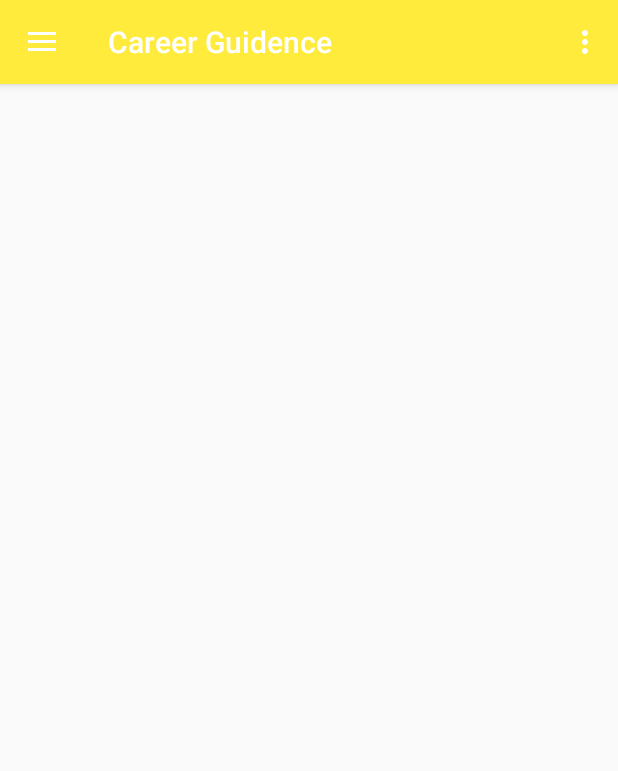
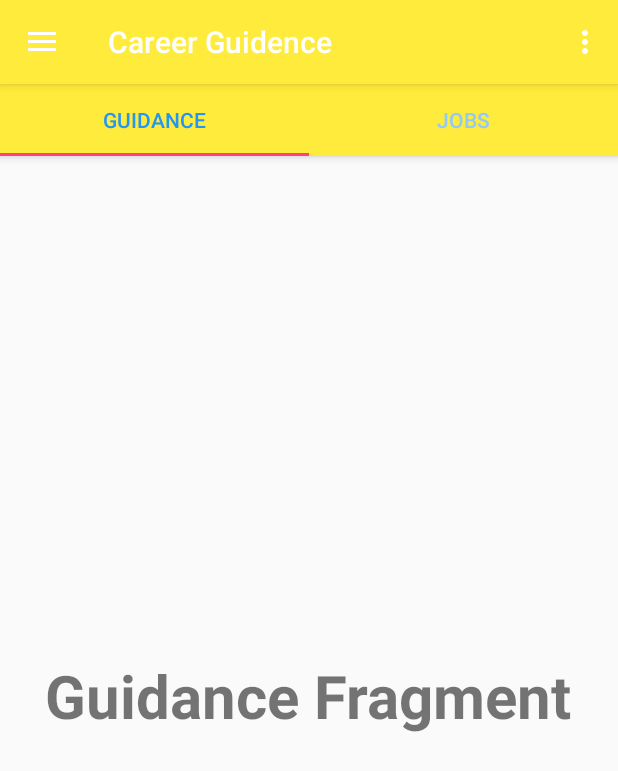
Before and after one commit to SurejaHit/Career_guidance_app, an Android app: the MainActivity screen opened directly, with no data from a screen before it, on a phone screen of 412 x 824 dp. Shown: the top 771 px of the screen. Run offline under Robolectric (Android 15) with nearby library versions, the phone set to English and light mode, and no system bars.

Commit message:
Tab Layout Added

```diff
--- a/app/build.gradle
+++ b/app/build.gradle
@@ -23,6 +23,7 @@ dependencies {
     implementation 'com.android.support:appcompat-v7:26.1.0'
     implementation 'com.android.support:design:26.1.0'
     implementation 'com.android.support.constraint:constraint-layout:1.0.2'
+    implementation 'com.android.support:support-v4:26.1.0'
     testImplementation 'junit:junit:4.12'
     androidTestImplementation 'com.android.support.test:runner:1.0.1'
     androidTestImplementation 'com.android.support.test.espresso:espresso-core:3.0.1'
--- /dev/null
+++ b/app/src/main/java/com/example/surejahit/career_guidance_app/Guidance_Fragment.java
@@ -0,0 +1,30 @@
+package com.example.surejahit.career_guidance_app;
+
+import android.os.Bundle;
+import android.support.v4.app.Fragment;
+import android.view.LayoutInflater;
+import android.view.View;
+import android.view.ViewGroup;
+
+
+
+
+public class Guidance_Fragment extends Fragment{
+
+    public Guidance_Fragment() {
+        // Required empty public constructor
+    }
+
+    @Override
+    public void onCreate(Bundle savedInstanceState) {
+        super.onCreate(savedInstanceState);
+    }
+
+    @Override
+    public View onCreateView(LayoutInflater inflater, ViewGroup container,
+                             Bundle savedInstanceState) {
+        // Inflate the layout for this fragment
+        return inflater.inflate(R.layout.fragment_guidance, container, false);
+    }
+
+}
--- /dev/null
+++ b/app/src/main/java/com/example/surejahit/career_guidance_app/Jobs_Fragment.java
@@ -0,0 +1,26 @@
+package com.example.surejahit.career_guidance_app;
+
+import android.os.Bundle;
+import android.support.v4.app.Fragment;
+import android.view.LayoutInflater;
+import android.view.View;
+import android.view.ViewGroup;
+
+
+
+public class Jobs_Fragment extends Fragment{
+
+
+    @Override
+    public void onCreate(Bundle savedInstanceState) {
+        super.onCreate(savedInstanceState);
+    }
+
+    @Override
+    public View onCreateView(LayoutInflater inflater, ViewGroup container,
+                             Bundle savedInstanceState) {
+        // Inflate the layout for this fragment
+        return inflater.inflate(R.layout.fragment_jobs, container, false);
+    }
+
+}
--- a/app/src/main/java/com/example/surejahit/career_guidance_app/MainActivity.java
+++ b/app/src/main/java/com/example/surejahit/career_guidance_app/MainActivity.java
@@ -3,6 +3,11 @@ package com.example.surejahit.career_guidance_app;
 import android.os.Bundle;
 import android.support.design.widget.FloatingActionButton;
 import android.support.design.widget.Snackbar;
+import android.support.design.widget.TabLayout;
+import android.support.v4.app.Fragment;
+import android.support.v4.app.FragmentManager;
+import android.support.v4.app.FragmentPagerAdapter;
+import android.support.v4.view.ViewPager;
 import android.view.View;
 import android.support.design.widget.NavigationView;
 import android.support.v4.view.GravityCompat;
@@ -13,8 +18,15 @@ import android.support.v7.widget.Toolbar;
 import android.view.Menu;
 import android.view.MenuItem;
 
+import java.util.ArrayList;
+import java.util.List;
+
 public class MainActivity extends AppCompatActivity
         implements NavigationView.OnNavigationItemSelectedListener {
+
+    private Toolbar toolbar;
+    private TabLayout tabLayout;
+    private ViewPager viewPager;
 
     @Override
     protected void onCreate(Bundle savedInstanceState) {
@@ -32,6 +44,17 @@ public class MainActivity extends AppCompatActivity
 
         NavigationView navigationView = (NavigationView) findViewById(R.id.nav_view);
         navigationView.setNavigationItemSelectedListener(this);
+
+        toolbar = (Toolbar) findViewById(R.id.toolbar);
+        setSupportActionBar(toolbar);
+
+        getSupportActionBar().setDisplayHomeAsUpEnabled(true);
+
+        viewPager = (ViewPager) findViewById(R.id.viewpager);
+        setupViewPager(viewPager);
+
+        tabLayout = (TabLayout) findViewById(R.id.tabs);
+        tabLayout.setupWithViewPager(viewPager);
     }
 
     @Override
@@ -90,4 +113,40 @@ public class MainActivity extends AppCompatActivity
         drawer.closeDrawer(GravityCompat.START);
         return true;
     }
+
+    private void setupViewPager(ViewPager viewPager) {
+        ViewPagerAdapter adapter = new ViewPagerAdapter(getSupportFragmentManager());
+        adapter.addFragment(new Guidance_Fragment(), "Guidance");
+        adapter.addFragment(new Jobs_Fragment(), "Jobs");
+        viewPager.setAdapter(adapter);
+    }
+
+    class ViewPagerAdapter extends FragmentPagerAdapter {
+        private final List<Fragment> mFragmentList = new ArrayList<>();
+        private final List<String> mFragmentTitleList = new ArrayList<>();
+
+        public ViewPagerAdapter(FragmentManager manager) {
+            super(manager);
+        }
+
+        @Override
+        public Fragment getItem(int position) {
+            return mFragmentList.get(position);
+        }
+
+        @Override
+        public int getCount() {
+            return mFragmentList.size();
+        }
+
+        public void addFragment(Fragment fragment, String title) {
+            mFragmentList.add(fragment);
+            mFragmentTitleList.add(title);
+        }
+
+        @Override
+        public CharSequence getPageTitle(int position) {
+            return mFragmentTitleList.get(position);
+        }
+    }
 }
--- a/app/src/main/res/layout/content_main.xml
+++ b/app/src/main/res/layout/content_main.xml
@@ -7,4 +7,32 @@
     app:layout_behavior="@string/appbar_scrolling_view_behavior"
     tools:context="com.example.surejahit.career_guidance_app.MainActivity"
     tools:showIn="@layout/app_bar_main">
+
+    <android.support.design.widget.CoordinatorLayout xmlns:android="http://schemas.android.com/apk/res/android"
+        xmlns:app="http://schemas.android.com/apk/res-auto"
+        android:layout_width="match_parent"
+        android:layout_height="match_parent">
+
+        <android.support.design.widget.AppBarLayout
+            android:layout_width="match_parent"
+            android:layout_height="wrap_content"
+            android:theme="@style/ThemeOverlay.AppCompat.Dark.ActionBar">
+
+            <android.support.design.widget.TabLayout
+                android:id="@+id/tabs"
+                android:layout_width="match_parent"
+                android:layout_height="wrap_content"
+                app:tabMode="fixed"
+                app:tabSelectedTextColor="#2196F3"
+                app:tabTextColor="#90CAF9"
+                app:tabGravity="fill"/>
+        </android.support.design.widget.AppBarLayout>
+
+        <android.support.v4.view.ViewPager
+            android:id="@+id/viewpager"
+            android:layout_width="match_parent"
+            android:layout_height="match_parent"
+            app:layout_behavior="@string/appbar_scrolling_view_behavior"  />
+    </android.support.design.widget.CoordinatorLayout>
+
 </android.support.constraint.ConstraintLayout>
--- /dev/null
+++ b/app/src/main/res/layout/fragment_guidance.xml
@@ -0,0 +1,15 @@
+<RelativeLayout xmlns:android="http://schemas.android.com/apk/res/android"
+xmlns:tools="http://schemas.android.com/tools"
+android:layout_width="match_parent"
+android:layout_height="match_parent"
+tools:context="com.example.surejahit.career_guidance_app.Guidance_Fragment">
+
+<TextView
+    android:layout_width="wrap_content"
+    android:layout_height="wrap_content"
+    android:text="Guidance Fragment"
+    android:textSize="40dp"
+    android:textStyle="bold"
+    android:layout_centerInParent="true"/>
+
+</RelativeLayout>
--- /dev/null
+++ b/app/src/main/res/layout/fragment_jobs.xml
@@ -0,0 +1,15 @@
+<RelativeLayout xmlns:android="http://schemas.android.com/apk/res/android"
+xmlns:tools="http://schemas.android.com/tools"
+android:layout_width="match_parent"
+android:layout_height="match_parent"
+tools:context="com.example.surejahit.career_guidance_app.Jobs_Fragment">
+
+<TextView
+    android:layout_width="wrap_content"
+    android:layout_height="wrap_content"
+    android:text="Jobs Fragment"
+    android:textSize="40dp"
+    android:textStyle="bold"
+    android:layout_centerInParent="true"/>
+
+</RelativeLayout>
--- a/app/src/main/res/values/strings.xml
+++ b/app/src/main/res/values/strings.xml
@@ -14,4 +14,7 @@
         <item>Urdu</item>
     </string-array>
     <string name="action_settings">Settings</string>
+
+    <!-- TODO: Remove or change this placeholder text -->
+    <string name="hello_blank_fragment">Hello blank fragment</string>
 </resources>
```
Also changed, not shown: app/src/main/res/values-v21/styles.xml (line endings or trailing spaces). Lines whose indentation alone changed are shown as unchanged.
